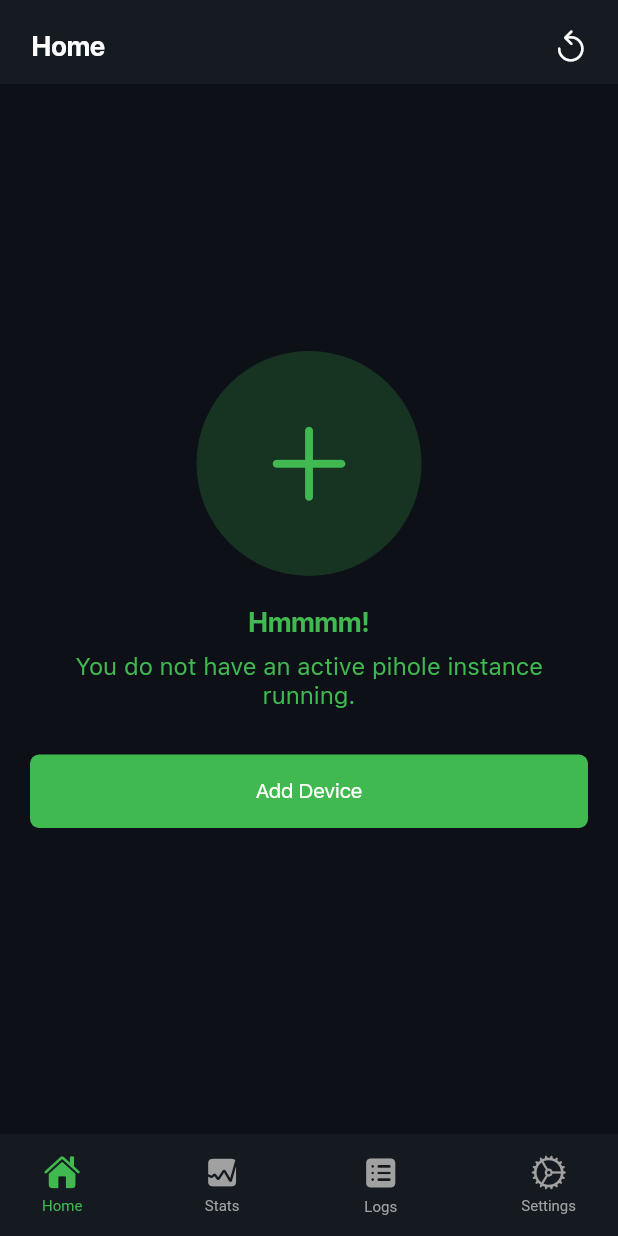
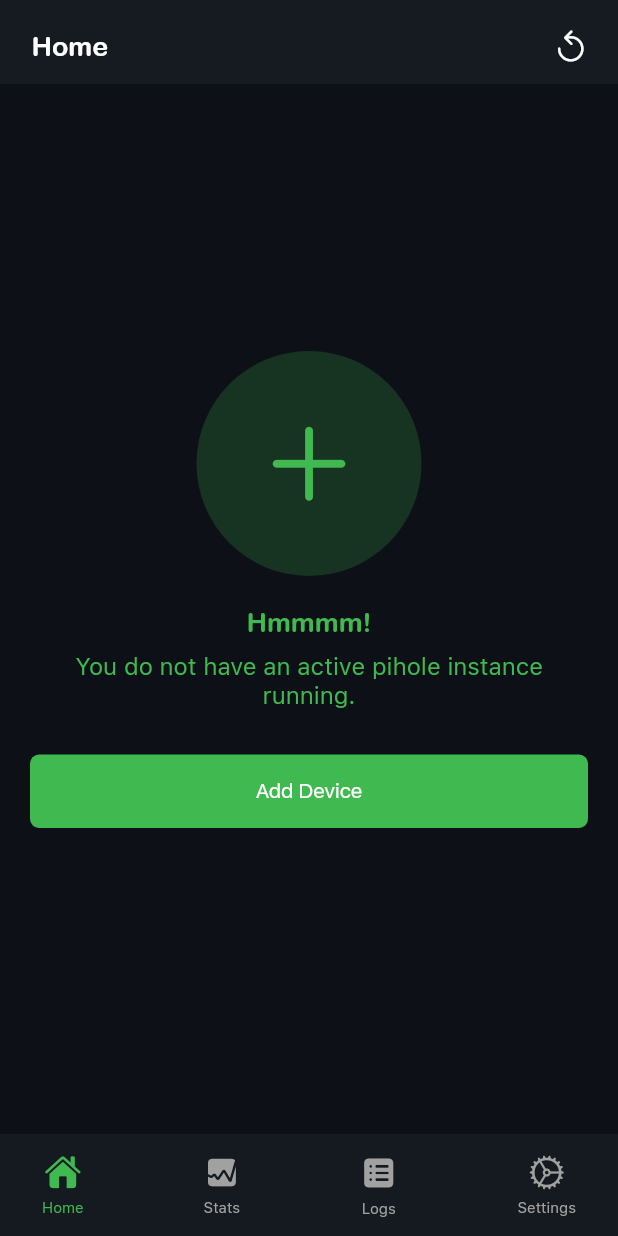
Before and after one commit to zero-stealth/Pihole-Manager, a Flutter app: the screen it shows after launch, on a phone screen of 412 x 824 dp. Run offline on Flutter 3.47's test engine with Material 2 defaults, Android fonts, the phone set to English and light mode, and no system bars; our stand-ins replace flutter_dotenv, flutter_svg, loading_animation_widget, sqflite; accounts and stored records are empty.

Commit message:
:hammer: Added new fonts and refactored them

```diff
--- /dev/null
+++ b/lib/data/fonts.dart
@@ -0,0 +1,3 @@
+var pBold = "AR";
+// var pRegular = "SFNSR";
+var pRegular = "SFT-Regular";
--- a/lib/screens/Dashboard.dart
+++ b/lib/screens/Dashboard.dart
@@ -7,6 +7,7 @@ import 'package:flutter/material.dart';
 import 'package:http/http.dart' as http;
 import 'package:html/parser.dart' as parser;
 import 'package:loading_animation_widget/loading_animation_widget.dart';
+import 'package:piremote/data/fonts.dart';
 import 'package:piremote/database/database_helper.dart';
 import 'package:piremote/functions/Functions.dart';
 import 'package:piremote/screens/AddDevices.dart';
@@ -158,7 +159,7 @@ class _DashboardState extends State<Dashboard> {
                   child: Text(
                     appBarName(),
                     style: TextStyle(
-                      fontFamily: 'SFD-Bold',
+                      fontFamily: pBold,
                       color: Colors.white,
                       fontSize: 18.0,
                     ),
@@ -297,6 +298,7 @@ class _DashboardState extends State<Dashboard> {
                                         'Home',
                                         style: TextStyle(
                                           fontSize: 10.0,
+                                          fontFamily: pRegular,
                                           color: selectedMenuItem == "home"
                                               ? Color(0xff3FB950)
                                               : Color.fromARGB(
@@ -342,6 +344,7 @@ class _DashboardState extends State<Dashboard> {
                                         'Stats',
                                         style: TextStyle(
                                           fontSize: 10.0,
+                                          fontFamily: pRegular,
                                           color: selectedMenuItem == "stats"
                                               ? Color(0xff3FB950)
                                               : Color.fromARGB(
@@ -385,6 +388,7 @@ class _DashboardState extends State<Dashboard> {
                                         'Logs',
                                         style: TextStyle(
                                           fontSize: 10.0,
+                                          fontFamily: pRegular,
                                           color: selectedMenuItem == "logs"
                                               ? Color(0xff3FB950)
                                               : Color.fromARGB(
@@ -430,6 +434,7 @@ class _DashboardState extends State<Dashboard> {
                                         'Settings',
                                         style: TextStyle(
                                           fontSize: 10.0,
+                                          fontFamily: pRegular,
                                           color: selectedMenuItem == "settings"
                                               ? Color(0xff3FB950)
                                               : Color.fromARGB(
--- a/lib/screens/Devices.dart
+++ b/lib/screens/Devices.dart
@@ -3,6 +3,7 @@ import 'package:flutter/material.dart';
 import 'package:loading_animation_widget/loading_animation_widget.dart';
 import 'package:http/http.dart' as http;
 import 'package:html/parser.dart' as parser;
+import 'package:piremote/data/fonts.dart';
 import 'package:piremote/database/database_helper.dart';
 import 'package:piremote/functions/Functions.dart';
 import 'package:piremote/models/QueryModel.dart';
@@ -377,7 +378,7 @@ class _DevicesState extends State<Devices> {
                             devices_data[i]['name'],
                             style: TextStyle(
                               color: Colors.white,
-                              fontFamily: "SFD-Bold",
+                              fontFamily: pBold,
                               fontSize: 18.0,
                             ),
                           ),
@@ -446,20 +447,20 @@ class _DevicesState extends State<Devices> {
                   mainAxisAlignment: MainAxisAlignment.center,
                   children: [
                     devices_data[i]['status'] == 'enabled'
-                        ? const Text(
+                        ? Text(
                             'Disable',
                             style: TextStyle(
                               color: Colors.redAccent,
                               fontSize: 14.0,
-                              fontFamily: 'SFT-Regular',
+                              fontFamily: pRegular,
                             ),
                           )
-                        : const Text(
+                        : Text(
                             'Enable',
                             style: TextStyle(
                               color: Color(0xff3FB950),
                               fontSize: 14.0,
-                              fontFamily: 'SFT-Regular',
+                              fontFamily: pRegular,
                             ),
                           ),
                   ],
--- a/lib/widgets/InputWidget.dart
+++ b/lib/widgets/InputWidget.dart
@@ -2,6 +2,7 @@ import 'dart:ui';
 
 import 'package:flutter/cupertino.dart';
 import 'package:flutter/material.dart';
+import 'package:piremote/data/fonts.dart';
 
 class InputWidget extends StatefulWidget {
   const InputWidget({
@@ -50,7 +51,7 @@ class _InputWidgetState extends State<InputWidget> {
                 style: TextStyle(
                   fontSize: 12.0,
                   color: Color(0xff3FB950),
-                  fontFamily: "SFT-Regular",
+                  fontFamily: pRegular,
                 ),
               ),
               widget.qrcode == true ? qr() : Container(),
@@ -78,7 +79,7 @@ class _InputWidgetState extends State<InputWidget> {
             placeholder: widget.placeholder,
             placeholderStyle: TextStyle(
               color: Colors.grey.withOpacity(0.2),
-              fontFamily: "SFT-Regular",
+              fontFamily: pRegular,
               fontSize: 14.0,
             ),
           ),
--- a/lib/widgets/NoDevices.dart
+++ b/lib/widgets/NoDevices.dart
@@ -1,5 +1,6 @@
 import 'package:flutter/cupertino.dart';
 import 'package:flutter/material.dart';
+import 'package:piremote/data/fonts.dart';
 import 'package:piremote/screens/AddDevices.dart';
 
 class NoDevices extends StatelessWidget {
@@ -42,7 +43,7 @@ class NoDevices extends StatelessWidget {
                 fontSize: 18.0,
                 // color: Color(0xff3FB950),
                 color: Color(0xff3FB950),
-                fontFamily: 'SFD-Bold',
+                fontFamily: pBold,
               ),
             ),
             SizedBox(height: 10.0),
@@ -53,7 +54,7 @@ class NoDevices extends StatelessWidget {
                 fontSize: 16.0,
                 // color: Color(0xff3FB950),
                 color: Color(0xff3FB950),
-                fontFamily: "SFT-Regular",
+                fontFamily: pRegular,
               ),
             ),
             SizedBox(height: 30.0),
@@ -72,7 +73,7 @@ class NoDevices extends StatelessWidget {
                   style: TextStyle(
                     color: Colors.white,
                     fontSize: 14.0,
-                    fontFamily: "SFT-Regular",
+                    fontFamily: pRegular,
                   ),
                 ),
                 onPressed: () {
--- a/lib/widgets/NoLogs.dart
+++ b/lib/widgets/NoLogs.dart
@@ -1,5 +1,6 @@
 import 'package:flutter/cupertino.dart';
 import 'package:flutter/material.dart';
+import 'package:piremote/data/fonts.dart';
 
 class NoLogs extends StatelessWidget {
   const NoLogs({
@@ -41,7 +42,7 @@ class NoLogs extends StatelessWidget {
                 fontSize: 18.0,
                 // color: Color(0xff3FB950),
                 color: Colors.white,
-                fontFamily: 'SFD-Bold',
+                fontFamily: pBold,
               ),
             ),
             SizedBox(height: 10.0),
@@ -52,7 +53,7 @@ class NoLogs extends StatelessWidget {
                 fontSize: 16.0,
                 // color: Color(0xff3FB950),
                 color: Color.fromARGB(255, 145, 145, 145),
-                fontFamily: "SFT-Regular",
+                fontFamily: pRegular,
               ),
             ),
           ],
--- a/lib/widgets/Stats.dart
+++ b/lib/widgets/Stats.dart
@@ -1,5 +1,6 @@
 import 'package:flutter/cupertino.dart';
 import 'package:flutter/material.dart';
+import 'package:piremote/data/fonts.dart';
 
 class Stats extends StatelessWidget {
   final String memoryUsage;
@@ -26,7 +27,7 @@ class Stats extends StatelessWidget {
           '$temperature °C',
           style: TextStyle(
             color: Colors.white,
-            fontFamily: "SFT-Regular",
+            fontFamily: pRegular,
             fontSize: 12.0,
           ),
         ),
@@ -47,7 +48,7 @@ class Stats extends StatelessWidget {
           memoryUsage,
           style: TextStyle(
             color: Colors.white,
-            fontFamily: "SFT-Regular",
+            fontFamily: pRegular,
             fontSize: 12.0,
           ),
         ),
```
Also changed, not shown: lib/screens/AddDevices.dart (+5 -4 lines), lib/screens/Clients.dart (+10 -9 lines), lib/screens/EditDevice.dart (+4 -3 lines), lib/screens/Logs.dart (+13 -12 lines), lib/screens/Query.dart (+11 -10 lines), lib/screens/Settings.dart (+9 -8 lines), lib/screens/Statistics.dart (+13 -12 lines), lib/widgets/Disconnected.dart (+4 -3 lines), lib/widgets/Panels.dart (+5 -4 lines), pubspec.yaml (+8 -1 lines), assets/ArialRounded.ttf (added), pubspec.lock, 1 other file.
